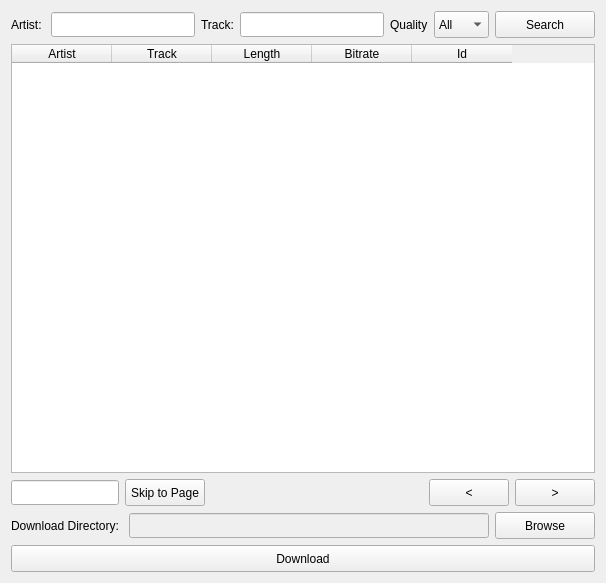
Feverfew/PythonMusicDownloader, file PythonMusicDownloader/ui/trackdownloaderview.ui: the form before one commit.
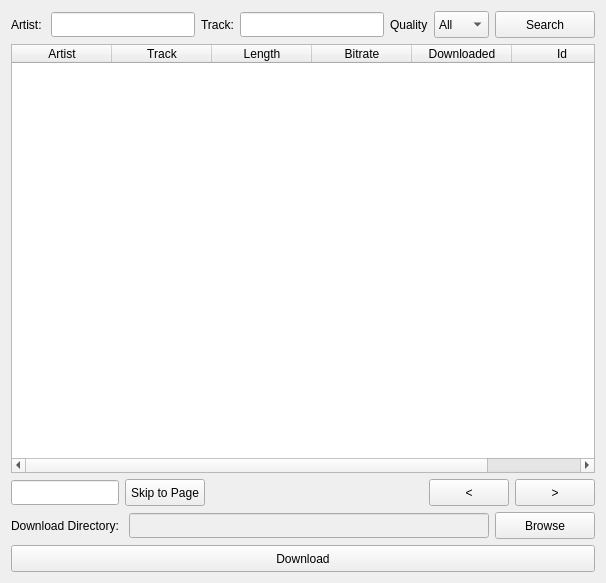
The form after the commit.

Commit message: downloaded column added

What changed in the file:
```diff
--- a/PythonMusicDownloader/ui/trackdownloaderview.ui
+++ b/PythonMusicDownloader/ui/trackdownloaderview.ui
@@ -161,6 +161,11 @@
            <string>Bitrate</string>
           </property>
          </column>
+         <column>
+          <property name="text">
+           <string>Downloaded</string>
+          </property>
+         </column>
          <column>
           <property name="text">
            <string>Id</string>
```
The commit also changes 2 other files.
